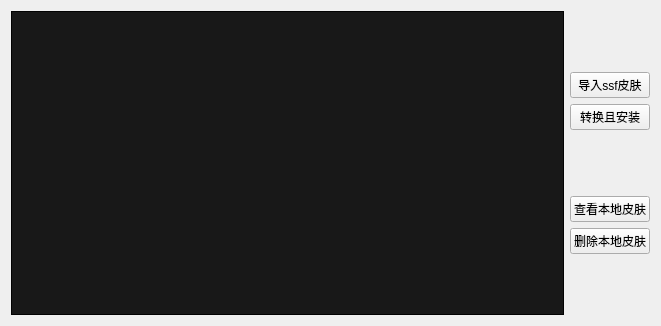
Before: the Qt Designer form widget.ui in pp710680429/ssf2fcitx, drawn with Qt 5.
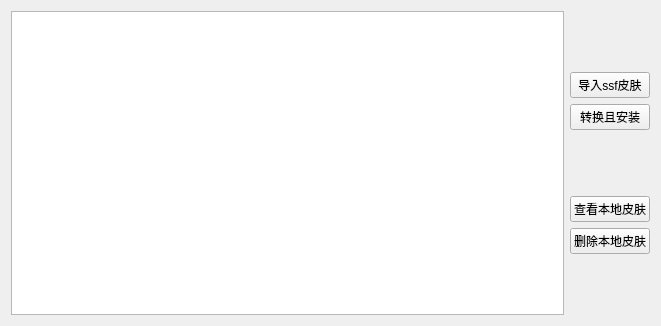
After: the same form once the commit is applied. Icons and pictures are not drawn.

Diff of the .ui file:
```diff
--- a/widget.ui
+++ b/widget.ui
@@ -24,7 +24,8 @@
       </font>
      </property>
      <property name="styleSheet">
-      <string notr="true">background:rgb(0,0,0,0.9);</string>
+      <string notr="true">background-image: url(:/icon/background);
+color: rgb(25, 186, 255);</string>
      </property>
     </widget>
    </item>
```
